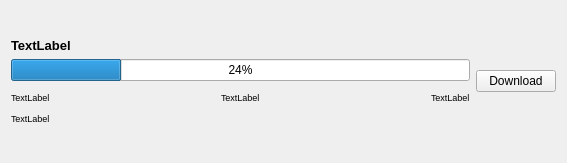
Before: the Qt Designer form views/DownloadDetailsWidget.ui in MarcoCGro/file-downloader, drawn with Qt 5.
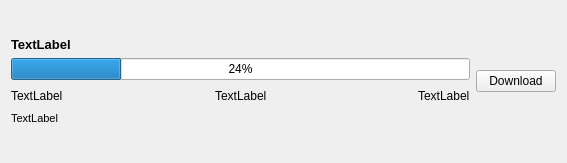
After: the same form once the commit is applied.

```diff
--- a/views/DownloadDetailsWidget.ui
+++ b/views/DownloadDetailsWidget.ui
@@ -45,7 +45,7 @@
           <widget class="QLabel" name="blobTypeLabel">
            <property name="font">
             <font>
-             <pointsize>7</pointsize>
+             <pointsize>9</pointsize>
             </font>
            </property>
            <property name="text">
@@ -70,7 +70,7 @@
           <widget class="QLabel" name="lengthLabel">
            <property name="font">
             <font>
-             <pointsize>7</pointsize>
+             <pointsize>9</pointsize>
             </font>
            </property>
            <property name="text">
@@ -95,7 +95,7 @@
           <widget class="QLabel" name="rateLabel">
            <property name="font">
             <font>
-             <pointsize>7</pointsize>
+             <pointsize>9</pointsize>
             </font>
            </property>
            <property name="text">
@@ -109,7 +109,7 @@
         <widget class="QLabel" name="messagesLabel">
          <property name="font">
           <font>
-           <pointsize>7</pointsize>
+           <pointsize>8</pointsize>
           </font>
          </property>
          <property name="text">
```
